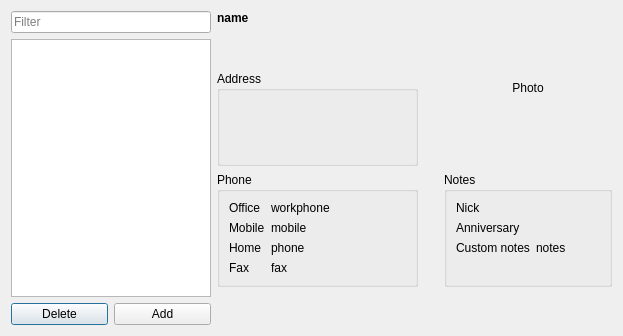
First picture: the form in src/be.contacts/be.contacts.ui, repository jktjkt/trojita, before the edit.
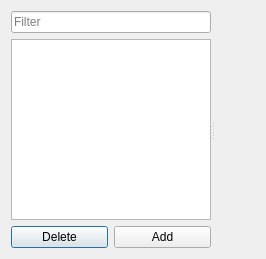
Second picture: the form after the edit.

Commit message: UI: split the UI definitions into two files

Diff of the .ui file:
```diff
--- a/src/be.contacts/be.contacts.ui
+++ b/src/be.contacts/be.contacts.ui
@@ -6,530 +6,72 @@
    <rect>
     <x>0</x>
     <y>0</y>
-    <width>623</width>
-    <height>336</height>
+    <width>266</width>
+    <height>259</height>
    </rect>
   </property>
   <property name="windowTitle">
    <string>BE::Contacts</string>
   </property>
-  <layout class="QGridLayout" name="gridLayout_2">
-   <item row="0" column="2" rowspan="2">
-    <layout class="QVBoxLayout" name="verticalLayout">
-     <item>
-      <widget class="QLabel" name="name">
-       <property name="font">
-        <font>
-         <weight>75</weight>
-         <bold>true</bold>
-        </font>
-       </property>
-       <property name="cursor">
-        <cursorShape>IBeamCursor</cursorShape>
-       </property>
-       <property name="focusPolicy">
-        <enum>Qt::TabFocus</enum>
-       </property>
-       <property name="text">
-        <string>name</string>
-       </property>
-       <property name="textFormat">
-        <enum>Qt::PlainText</enum>
-       </property>
-       <property name="textInteractionFlags">
-        <set>Qt::LinksAccessibleByMouse|Qt::TextEditable|Qt::TextEditorInteraction|Qt::TextSelectableByKeyboard|Qt::TextSelectableByMouse</set>
-       </property>
-      </widget>
-     </item>
-     <item>
-      <widget class="QLabel" name="mail">
-       <property name="cursor">
-        <cursorShape>IBeamCursor</cursorShape>
-       </property>
-       <property name="focusPolicy">
-        <enum>Qt::TabFocus</enum>
-       </property>
-       <property name="text">
-        <string>&lt;Mail&gt;</string>
-       </property>
-       <property name="textFormat">
-        <enum>Qt::AutoText</enum>
-       </property>
-       <property name="textInteractionFlags">
-        <set>Qt::LinksAccessibleByMouse|Qt::TextEditable|Qt::TextEditorInteraction|Qt::TextSelectableByKeyboard|Qt::TextSelectableByMouse</set>
-       </property>
-      </widget>
-     </item>
-     <item>
-      <widget class="QLabel" name="url">
-       <property name="cursor">
-        <cursorShape>IBeamCursor</cursorShape>
-       </property>
-       <property name="focusPolicy">
-        <enum>Qt::TabFocus</enum>
-       </property>
-       <property name="text">
-        <string>&lt;Internet&gt;</string>
-       </property>
-       <property name="textFormat">
-        <enum>Qt::AutoText</enum>
-       </property>
-       <property name="textInteractionFlags">
-        <set>Qt::LinksAccessibleByMouse|Qt::TextEditable|Qt::TextEditorInteraction|Qt::TextSelectableByKeyboard|Qt::TextSelectableByMouse</set>
-       </property>
-      </widget>
-     </item>
-    </layout>
-   </item>
-   <item row="1" column="0" rowspan="4" colspan="2">
-    <widget class="QListView" name="contacts">
-     <property name="sizePolicy">
-      <sizepolicy hsizetype="Fixed" vsizetype="Expanding">
-       <horstretch>0</horstretch>
-       <verstretch>0</verstretch>
-      </sizepolicy>
-     </property>
-     <property name="minimumSize">
-      <size>
-       <width>200</width>
-       <height>0</height>
-      </size>
-     </property>
-     <property name="maximumSize">
-      <size>
-       <width>200</width>
-       <height>16777215</height>
-      </size>
-     </property>
-    </widget>
-   </item>
-   <item row="2" column="2">
-    <widget class="QGroupBox" name="groupBox">
-     <property name="title">
-      <string>Address</string>
-     </property>
-     <property name="flat">
-      <bool>true</bool>
-     </property>
-     <layout class="QGridLayout" name="gridLayout">
-      <item row="2" column="1">
-       <widget class="QLabel" name="country">
-        <property name="sizePolicy">
-         <sizepolicy hsizetype="MinimumExpanding" vsizetype="Preferred">
-          <horstretch>0</horstretch>
-          <verstretch>0</verstretch>
-         </sizepolicy>
-        </property>
-        <property name="cursor">
-         <cursorShape>IBeamCursor</cursorShape>
-        </property>
-        <property name="focusPolicy">
-         <enum>Qt::TabFocus</enum>
-        </property>
-        <property name="text">
-         <string>&lt;country&gt;</string>
-        </property>
-        <property name="textFormat">
-         <enum>Qt::PlainText</enum>
-        </property>
-        <property name="textInteractionFlags">
-         <set>Qt::LinksAccessibleByMouse|Qt::TextEditable|Qt::TextEditorInteraction|Qt::TextSelectableByKeyboard|Qt::TextSelectableByMouse</set>
-        </property>
-       </widget>
-      </item>
-      <item row="2" column="0">
-       <widget class="QLabel" name="state">
-        <property name="cursor">
-         <cursorShape>IBeamCursor</cursorShape>
-        </property>
-        <property name="focusPolicy">
-         <enum>Qt::TabFocus</enum>
-        </property>
-        <property name="text">
-         <string>&lt;state&gt;</string>
-        </property>
-        <property name="textFormat">
-         <enum>Qt::PlainText</enum>
-        </property>
-        <property name="textInteractionFlags">
-         <set>Qt::LinksAccessibleByMouse|Qt::TextEditable|Qt::TextEditorInteraction|Qt::TextSelectableByKeyboard|Qt::TextSelectableByMouse</set>
-        </property>
-       </widget>
-      </item>
-      <item row="1" column="1">
-       <widget class="QLabel" name="city">
-        <property name="sizePolicy">
-         <sizepolicy hsizetype="MinimumExpanding" vsizetype="Preferred">
-          <horstretch>0</horstretch>
-          <verstretch>0</verstretch>
-         </sizepolicy>
-        </property>
-        <property name="cursor">
-         <cursorShape>IBeamCursor</cursorShape>
-        </property>
-        <property name="focusPolicy">
-         <enum>Qt::TabFocus</enum>
-        </property>
-        <property name="text">
-         <string>&lt;city&gt;</string>
-        </property>
-        <property name="textFormat">
-         <enum>Qt::PlainText</enum>
-        </property>
-        <property name="textInteractionFlags">
-         <set>Qt::LinksAccessibleByMouse|Qt::TextEditable|Qt::TextEditorInteraction|Qt::TextSelectableByKeyboard|Qt::TextSelectableByMouse</set>
-        </property>
-       </widget>
-      </item>
-      <item row="1" column="0">
-       <widget class="QLabel" name="zip">
-        <property name="cursor">
-         <cursorShape>IBeamCursor</cursorShape>
-        </property>
-        <property name="focusPolicy">
-         <enum>Qt::TabFocus</enum>
-        </property>
-        <property name="text">
-         <string>&lt;zip&gt;</string>
-        </property>
-        <property name="textFormat">
-         <enum>Qt::PlainText</enum>
-        </property>
-        <property name="textInteractionFlags">
-         <set>Qt::LinksAccessibleByMouse|Qt::TextEditable|Qt::TextEditorInteraction|Qt::TextSelectableByKeyboard|Qt::TextSelectableByMouse</set>
-        </property>
-       </widget>
-      </item>
-      <item row="0" column="0" colspan="3">
-       <widget class="QLabel" name="address">
-        <property name="cursor">
-         <cursorShape>IBeamCursor</cursorShape>
-        </property>
-        <property name="focusPolicy">
-         <enum>Qt::TabFocus</enum>
-        </property>
-        <property name="text">
-         <string>&lt;address&gt;</string>
-        </property>
-        <property name="textFormat">
-         <enum>Qt::PlainText</enum>
-        </property>
-        <property name="textInteractionFlags">
-         <set>Qt::LinksAccessibleByMouse|Qt::TextEditable|Qt::TextEditorInteraction|Qt::TextSelectableByKeyboard|Qt::TextSelectableByMouse</set>
-        </property>
-       </widget>
-      </item>
-     </layout>
-    </widget>
-   </item>
-   <item row="3" column="2">
-    <widget class="QGroupBox" name="groupBox_2">
-     <property name="title">
-      <string>Phone</string>
-     </property>
-     <property name="flat">
-      <bool>true</bool>
-     </property>
-     <layout class="QFormLayout" name="formLayout">
-      <item row="0" column="0">
-       <widget class="QLabel" name="label">
-        <property name="text">
-         <string>Office</string>
-        </property>
-        <property name="textFormat">
-         <enum>Qt::PlainText</enum>
-        </property>
-       </widget>
-      </item>
-      <item row="0" column="1">
-       <widget class="QLabel" name="workphone">
-        <property name="minimumSize">
-         <size>
-          <width>64</width>
-          <height>0</height>
-         </size>
-        </property>
-        <property name="cursor">
-         <cursorShape>IBeamCursor</cursorShape>
-        </property>
-        <property name="focusPolicy">
-         <enum>Qt::TabFocus</enum>
-        </property>
-        <property name="text">
-         <string>workphone</string>
-        </property>
-        <property name="textFormat">
-         <enum>Qt::PlainText</enum>
-        </property>
-        <property name="textInteractionFlags">
-         <set>Qt::LinksAccessibleByMouse|Qt::TextEditable|Qt::TextEditorInteraction|Qt::TextSelectableByKeyboard|Qt::TextSelectableByMouse</set>
-        </property>
-       </widget>
-      </item>
-      <item row="2" column="0">
-       <widget class="QLabel" name="label_2">
-        <property name="text">
-         <string>Mobile</string>
-        </property>
-        <property name="textFormat">
-         <enum>Qt::PlainText</enum>
-        </property>
-       </widget>
-      </item>
-      <item row="2" column="1">
-       <widget class="QLabel" name="mobile">
-        <property name="minimumSize">
-         <size>
-          <width>64</width>
-          <height>0</height>
-         </size>
-        </property>
-        <property name="cursor">
-         <cursorShape>IBeamCursor</cursorShape>
-        </property>
-        <property name="focusPolicy">
-         <enum>Qt::TabFocus</enum>
-        </property>
-        <property name="text">
-         <string>mobile</string>
-        </property>
-        <property name="textFormat">
-         <enum>Qt::PlainText</enum>
-        </property>
-        <property name="textInteractionFlags">
-         <set>Qt::LinksAccessibleByMouse|Qt::TextEditable|Qt::TextEditorInteraction|Qt::TextSelectableByKeyboard|Qt::TextSelectableByMouse</set>
-        </property>
-       </widget>
-      </item>
-      <item row="3" column="0">
-       <widget class="QLabel" name="label_3">
-        <property name="text">
-         <string>Home</string>
-        </property>
-        <property name="textFormat">
-         <enum>Qt::PlainText</enum>
-        </property>
-       </widget>
-      </item>
-      <item row="3" column="1">
-       <widget class="QLabel" name="phone">
-        <property name="minimumSize">
-         <size>
-          <width>64</width>
-          <height>0</height>
-         </size>
-        </property>
-        <property name="cursor">
-         <cursorShape>IBeamCursor</cursorShape>
-        </property>
-        <property name="focusPolicy">
-         <enum>Qt::TabFocus</enum>
-        </property>
-        <property name="text">
-         <string>phone</string>
-        </property>
-        <property name="textFormat">
-         <enum>Qt::PlainText</enum>
-        </property>
-        <property name="textInteractionFlags">
-         <set>Qt::LinksAccessibleByMouse|Qt::TextEditable|Qt::TextEditorInteraction|Qt::TextSelectableByKeyboard|Qt::TextSelectableByMouse</set>
-        </property>
-       </widget>
-      </item>
-      <item row="5" column="0">
-       <widget class="QLabel" name="label_4">
-        <property name="text">
-         <string>Fax</string>
-        </property>
-        <property name="textFormat">
-         <enum>Qt::PlainText</enum>
-        </property>
-       </widget>
-      </item>
-      <item row="5" column="1">
-       <widget class="QLabel" name="fax">
-        <property name="minimumSize">
-         <size>
-          <width>64</width>
-          <height>0</height>
-         </size>
-        </property>
-        <property name="cursor">
-         <cursorShape>IBeamCursor</cursorShape>
-        </property>
-        <property name="focusPolicy">
-         <enum>Qt::TabFocus</enum>
-        </property>
-        <property name="text">
-         <string>fax</string>
-        </property>
-        <property name="textFormat">
-         <enum>Qt::PlainText</enum>
-        </property>
-        <property name="textInteractionFlags">
-         <set>Qt::LinksAccessibleByMouse|Qt::TextEditable|Qt::TextEditorInteraction|Qt::TextSelectableByKeyboard|Qt::TextSelectableByMouse</set>
-        </property>
-       </widget>
-      </item>
-     </layout>
-    </widget>
-   </item>
-   <item row="3" column="4">
-    <widget class="QGroupBox" name="groupBox_3">
-     <property name="title">
-      <string>Notes</string>
-     </property>
-     <property name="flat">
-      <bool>true</bool>
-     </property>
-     <layout class="QFormLayout" name="formLayout_2">
-      <item row="0" column="0">
-       <widget class="QLabel" name="label_6">
-        <property name="text">
-         <string>Nick</string>
-        </property>
-       </widget>
-      </item>
-      <item row="0" column="1">
-       <widget class="QLabel" name="nick">
-        <property name="minimumSize">
-         <size>
-          <width>64</width>
-          <height>0</height>
-         </size>
-        </property>
-        <property name="cursor">
-         <cursorShape>IBeamCursor</cursorShape>
-        </property>
-        <property name="focusPolicy">
-         <enum>Qt::TabFocus</enum>
-        </property>
-        <property name="text">
-         <string>&lt;nick&gt;</string>
-        </property>
-        <property name="textFormat">
-         <enum>Qt::PlainText</enum>
-        </property>
-        <property name="textInteractionFlags">
-         <set>Qt::LinksAccessibleByMouse|Qt::TextEditable|Qt::TextEditorInteraction|Qt::TextSelectableByKeyboard|Qt::TextSelectableByMouse</set>
-        </property>
-       </widget>
-      </item>
-      <item row="1" column="0">
-       <widget class="QLabel" name="label_7">
-        <property name="text">
-         <string>Anniversary</string>
-        </property>
-       </widget>
-      </item>
-      <item row="1" column="1">
-       <widget class="QLabel" name="anniversary">
-        <property name="minimumSize">
-         <size>
-          <width>64</width>
-          <height>0</height>
-         </size>
-        </property>
-        <property name="cursor">
-         <cursorShape>IBeamCursor</cursorShape>
-        </property>
-        <property name="focusPolicy">
-         <enum>Qt::TabFocus</enum>
-        </property>
-        <property name="text">
-         <string>&lt;anniversary&gt;</string>
-        </property>
-        <property name="textFormat">
-         <enum>Qt::PlainText</enum>
-        </property>
-        <property name="textInteractionFlags">
-         <set>Qt::LinksAccessibleByMouse|Qt::TextEditable|Qt::TextEditorInteraction|Qt::TextSelectableByKeyboard|Qt::TextSelectableByMouse</set>
-        </property>
-       </widget>
-      </item>
-      <item row="2" column="0">
-       <widget class="QLabel" name="label_8">
-        <property name="text">
-         <string>Custom notes</string>
-        </property>
-       </widget>
-      </item>
-      <item row="2" column="1">
-       <widget class="QLabel" name="notes">
-        <property name="minimumSize">
-         <size>
-          <width>64</width>
-          <height>0</height>
-         </size>
-        </property>
-        <property name="cursor">
-         <cursorShape>IBeamCursor</cursorShape>
-        </property>
-        <property name="focusPolicy">
-         <enum>Qt::TabFocus</enum>
-        </property>
-        <property name="text">
-         <string>notes</string>
-        </property>
-        <property name="textFormat">
-         <enum>Qt::PlainText</enum>
-        </property>
-        <property name="textInteractionFlags">
-         <set>Qt::LinksAccessibleByMouse|Qt::TextEditable|Qt::TextEditorInteraction|Qt::TextSelectableByKeyboard|Qt::TextSelectableByMouse</set>
-        </property>
-       </widget>
-      </item>
-     </layout>
-    </widget>
-   </item>
-   <item row="5" column="0">
-    <widget class="QPushButton" name="remove">
-     <property name="text">
-      <string>Delete</string>
-     </property>
-    </widget>
-   </item>
-   <item row="5" column="1">
-    <widget class="QPushButton" name="add">
-     <property name="text">
-      <string>Add</string>
-     </property>
-    </widget>
-   </item>
-   <item row="0" column="0" colspan="2">
-    <widget class="QLineEdit" name="filter">
-     <property name="placeholderText">
-      <string>Filter</string>
-     </property>
-    </widget>
-   </item>
-   <item row="4" column="3">
-    <spacer name="verticalSpacer">
+  <layout class="QGridLayout" name="gridLayout">
+   <item row="0" column="0">
+    <widget class="QSplitter" name="splitter">
      <property name="orientation">
-      <enum>Qt::Vertical</enum>
+      <enum>Qt::Horizontal</enum>
      </property>
-     <property name="sizeHint" stdset="0">
-      <size>
-       <width>20</width>
-       <height>40</height>
-      </size>
-     </property>
-    </spacer>
-   </item>
-   <item row="0" column="4" rowspan="3">
-    <widget class="QLabel" name="photo">
-     <property name="focusPolicy">
-      <enum>Qt::StrongFocus</enum>
-     </property>
-     <property name="acceptDrops">
-      <bool>true</bool>
-     </property>
-     <property name="text">
-      <string>Photo</string>
-     </property>
-     <property name="alignment">
-      <set>Qt::AlignCenter</set>
-     </property>
+     <widget class="QWidget" name="layoutWidget">
+      <layout class="QVBoxLayout" name="verticalLayout">
+       <item>
+        <widget class="QLineEdit" name="filter">
+         <property name="placeholderText">
+          <string>Filter</string>
+         </property>
+        </widget>
+       </item>
+       <item>
+        <widget class="QListView" name="contacts">
+         <property name="sizePolicy">
+          <sizepolicy hsizetype="Expanding" vsizetype="Expanding">
+           <horstretch>0</horstretch>
+           <verstretch>0</verstretch>
+          </sizepolicy>
+         </property>
+         <property name="minimumSize">
+          <size>
+           <width>200</width>
+           <height>0</height>
+          </size>
+         </property>
+        </widget>
+       </item>
+       <item>
+        <layout class="QHBoxLayout" name="horizontalLayout">
+         <item>
+          <widget class="QPushButton" name="remove">
+           <property name="text">
+            <string>Delete</string>
+           </property>
+          </widget>
+         </item>
+         <item>
+          <widget class="QPushButton" name="add">
+           <property name="text">
+            <string>Add</string>
+           </property>
+          </widget>
+         </item>
+        </layout>
+       </item>
+      </layout>
+     </widget>
+     <widget class="QWidget" name="oneContact" native="true">
+      <property name="sizePolicy">
+       <sizepolicy hsizetype="Expanding" vsizetype="Preferred">
+        <horstretch>0</horstretch>
+        <verstretch>0</verstretch>
+       </sizepolicy>
+      </property>
+     </widget>
     </widget>
    </item>
   </layout>
```
Left out of the diff: 16 changed lines with no effect on the pictures. The commit also changes 4 other files.
